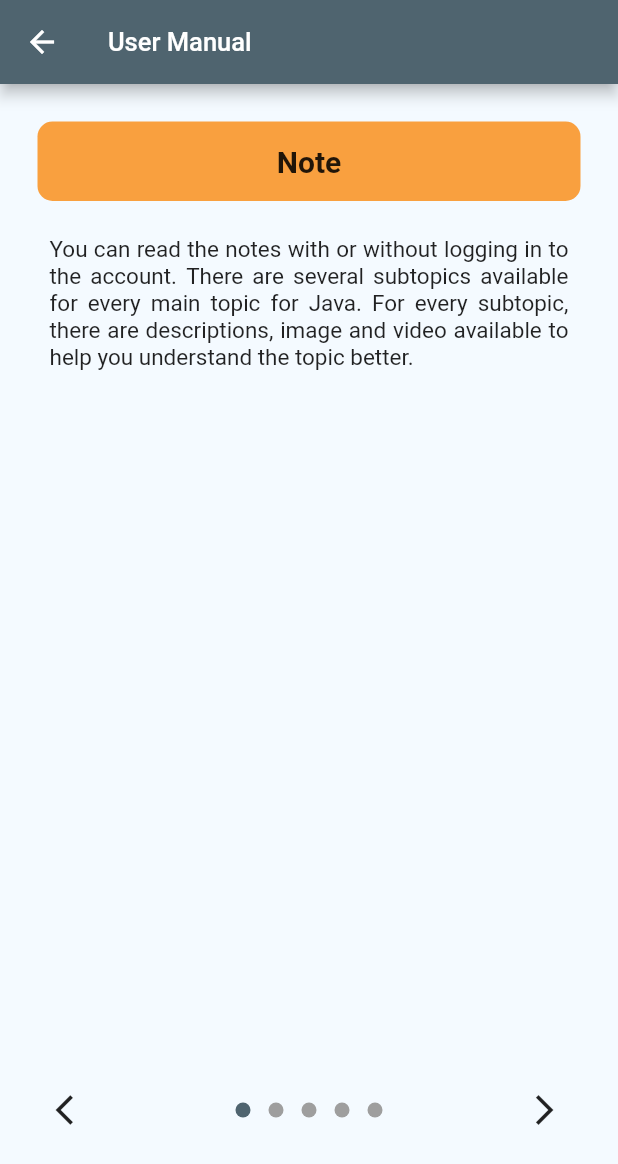
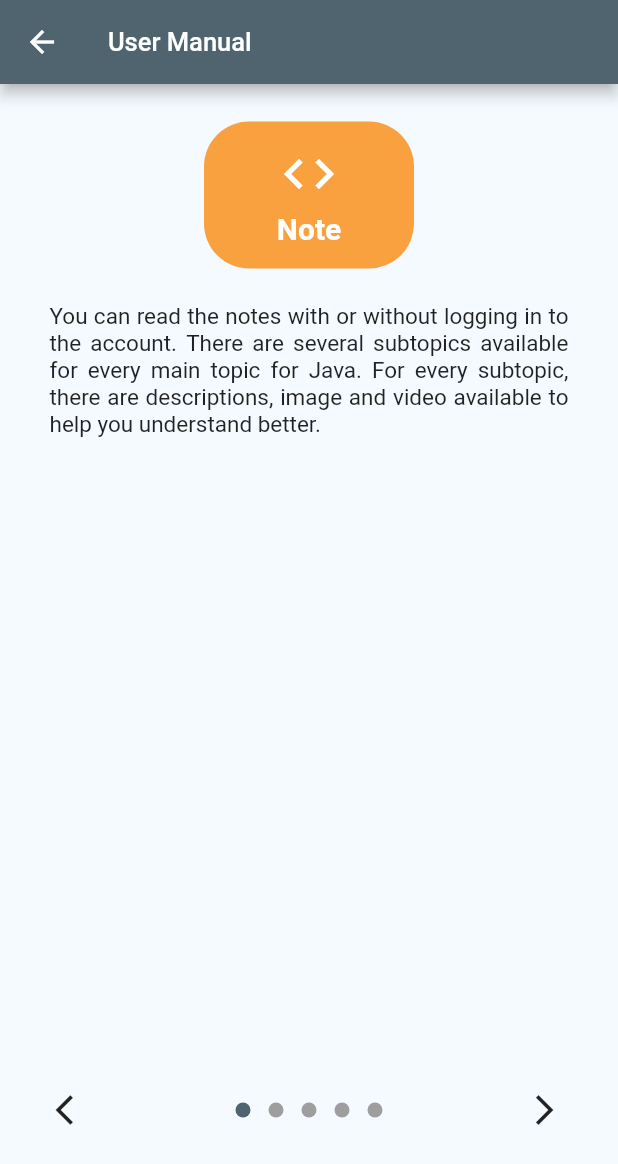
Before and after one commit to tanxuelee/hellojava, a Flutter app: the screen it shows after launch, in the side drawer, after a tap on "User Manual", on a phone screen of 412 x 824 dp. Shown: the top 1164 px of the screen. Run offline on Flutter 3.47's test engine with Material 2 defaults, Android fonts, the phone set to English and light mode, and no system bars; drawn by our look-alikes of dots_indicator; our stand-ins replace cached_network_image, flutter_spinkit, fluttertoast, google_fonts, image_cropper, image_picker and 2 more; network calls fail; Roboto replaces fonts that are missing (Catamaran).

Commit message:
small modification

```diff
--- a/lib/main.dart
+++ b/lib/main.dart
@@ -66,7 +66,7 @@ class MySplashScreenState extends State<MySplashScreen> {
         datereg: '0',
         verified: '0');
     Timer(
-        const Duration(seconds: 3),
+        const Duration(seconds: 5),
         () => Navigator.pushReplacement(context,
             MaterialPageRoute(builder: (content) => MainScreen(user: user))));
   }
--- a/lib/views/mainscreen.dart
+++ b/lib/views/mainscreen.dart
@@ -78,7 +78,7 @@ class _MainScreenState extends State<MainScreen> {
                   accountEmail:
                       widget.user.email.toString() != 'guest@hellojava.com'
                           ? Text(widget.user.email.toString())
-                          : Text(""),
+                          : const Text(""),
                   currentAccountPicture: ClipOval(
                     child: GestureDetector(
                       onTap: () {
@@ -325,6 +325,14 @@ class _UserManualScreenState extends State<UserManualScreen> {
   int _currentPage = 0;
   final _controller = PageController(initialPage: 0);
 
+  final List<IconData> _functionIcons = [
+    Icons.code,
+    Icons.flag,
+    Icons.timer,
+    Icons.swap_vert_circle,
+    Icons.person,
+  ];
+
   final List<String> _functionNames = [
     'Note',
     'Exercise',
@@ -334,11 +342,11 @@ class _UserManualScreenState extends State<UserManualScreen> {
   ];
 
   final List<String> _functionDescriptions = [
-    'You can read the notes with or without logging in to the account. There are several subtopics available for every main topic for Java. For every subtopic, there are descriptions, image and video available to help you understand the topic better.',
-    'You need to login to your account in order to do the exercises. You can choose a main topic from the list and the system will display several exercises related to the selected topic. You can view a hint that will provide some guidance for every question. After answering each question, the system will show whether your answer is correct or not. The system will also keep track of the number of questions that you have answered correctly. If you leave the session, your progress will be lost.',
-    'You need to login to your account in order to so the quizzes. Each quiz has a duration of 15 minutes. Once you start the quiz, a timer will appear on the screen to show you how much time is left. You can answer each question by selecting one of the options provided. If you want to change your answer, you can click on the "Clear" button for that question and select a different option. Once you have answered all the questions, you can submit the quiz. After you submit the quiz, you can view your score and review the quiz to see which questions you got right or wrong. The correct answers will be provided. If you leave the quiz without submitting or if the time is up, your progress will be lost.',
-    'To play the game, you need to login first. After logging in, you can select the game mode you want to play. You will be presented with a set of keywords that you need to rearrange in the correct order. To rearrange the keywords, long press on a keyword and drag it to the desired position. There are three game modes available: Easy, Medium, and Hard. Each mode has 5 rounds of the game, and each round will have a different duration of time and number of keywords that need to be rearranged. After each round, the system will show you whether your answer was correct or not. You can view your score and the leaderboard to see the top five of the day who have scored at least 1 mark for the selected game mode. At the main screen of the game, you also can view the leaderboard for every game mode. If you leave the game without finishing or the time runs out, your progress will be lost.',
-    'To access your personal information, you need to log in using your registered email address and password. Once you have logged in, you can view your personal information such as your name, email, phone number and profile picture. You can also edit your profile information except for your email address. You can view your own quiz and game scores. To logout from your account, click on the "Logout" button. This will log you out and take you back to the guest mode screen.'
+    'You can read the notes with or without logging in to the account. There are several subtopics available for every main topic for Java. For every subtopic, there are descriptions, image and video available to help you understand better.',
+    'To access the exercises, log in to your account. Choose a main topic and the system will display related exercises. Hints are available for each question. the system will verify correctness after each question. Progress is lost if you leave.',
+    'To take the quizzes, log in and complete each quiz within 15 minutes using the timer. Modify answers using the "Clear" button. Submit the quiz to review your score, correct answers, and quiz content. Progress is lost if you leave or time out.',
+    'To play the game, log in and choose Easy, Medium, or Hard mode. The system will verify correctness after each round. Check the leaderboard for the daily top five. Progress is lost if you leave or time out.',
+    'To access your personal info, log in with your registered email and password. After logging in, view/edit your profile (excluding email). Check/delete your quiz and game scores. Click "Logout" to log out and return to guest mode.'
   ];
 
   @override
@@ -375,19 +383,33 @@ class _UserManualScreenState extends State<UserManualScreen> {
                         children: [
                           Container(
                             padding: const EdgeInsets.all(15),
-                            width: double.infinity,
+                            width: 140,
                             decoration: const BoxDecoration(
                               borderRadius:
-                                  BorderRadius.all(Radius.circular(10)),
+                                  BorderRadius.all(Radius.circular(30)),
                               color: Color(0xFFF9A03F),
                             ),
-                            child: Text(
+                            child: Column(
+                              children: [
+                                Icon(
+                                  _functionIcons[
+                                      index], // Use the corresponding icon for the function
+                                  size: 40,
+                                  color: Colors.white,
+                                ),
+                                const SizedBox(
+                                  height: 5,
+                                ), // Add some spacing between the icon and the text
+                                Text(
                                   _functionNames[index],
                                   style: const TextStyle(
                                     fontSize: 20,
                                     fontWeight: FontWeight.bold,
+                                    color: Colors.white,
                                   ),
                                   textAlign: TextAlign.center,
+                                ),
+                              ],
                             ),
                           ),
                           const SizedBox(height: 15),
@@ -538,7 +560,7 @@ class _AboutScreenState extends State<AboutScreen> {
                   child: Image.asset('assets/images/logo.png')),
               const SizedBox(height: 20),
               const Text(
-                'Hello Java is a mobile application designed to help beginners learn the theory of Java programming language. Our app provides a user-friendly interface and comprehensive learning materials to guide you through the fundamental concepts of Java. Hello Java offers various features such as notes, exercises, quizzes, and engaging games to make your learning experience enjoyable and interactive.',
+                'Hello Java is a beginner-friendly app that teaches Java programming theory with comprehensive materials and interactive features, creating an enjoyable learning experience.',
                 style: TextStyle(
                   fontSize: 15,
                   color: Color(0xFFF4FAFF),
@@ -547,7 +569,7 @@ class _AboutScreenState extends State<AboutScreen> {
               ),
               const SizedBox(height: 20),
               const Text(
-                'For any queries or feedback, please feel free to reach out to us at the email below: adminhellojava@moneymoney12345.com',
+                'For inquiries or feedback, email us at: adminhellojava@moneymoney12345.com',
                 style: TextStyle(
                   fontSize: 15,
                   color: Color(0xFFF4FAFF),
--- a/lib/views/playeasymodescreen.dart
+++ b/lib/views/playeasymodescreen.dart
@@ -315,7 +315,7 @@ class _PlayEasyModeScreenState extends State<PlayEasyModeScreen> {
                                 style: const TextStyle(
                                     fontSize: 15,
                                     fontWeight: FontWeight.bold,
-                                    color: Color(0xFF4F646F)),
+                                    color: Color(0xFFC58917)),
                               ),
                             ),
                           ],
--- a/lib/views/playhardmodescreen.dart
+++ b/lib/views/playhardmodescreen.dart
@@ -370,7 +370,7 @@ class _PlayHardModeScreenState extends State<PlayHardModeScreen> {
                                 style: const TextStyle(
                                     fontSize: 15,
                                     fontWeight: FontWeight.bold,
-                                    color: Color(0xFF4F646F)),
+                                    color: Color(0xFFC58917)),
                               ),
                             ),
                           ],
--- a/lib/views/playmediummodescreen.dart
+++ b/lib/views/playmediummodescreen.dart
@@ -316,7 +316,7 @@ class _PlayMediumModeScreenState extends State<PlayMediumModeScreen> {
                                 style: const TextStyle(
                                     fontSize: 15,
                                     fontWeight: FontWeight.bold,
-                                    color: Color(0xFF4F646F)),
+                                    color: Color(0xFFC58917)),
                               ),
                             ),
                           ],
```
Lines whose indentation alone changed are shown as unchanged.
